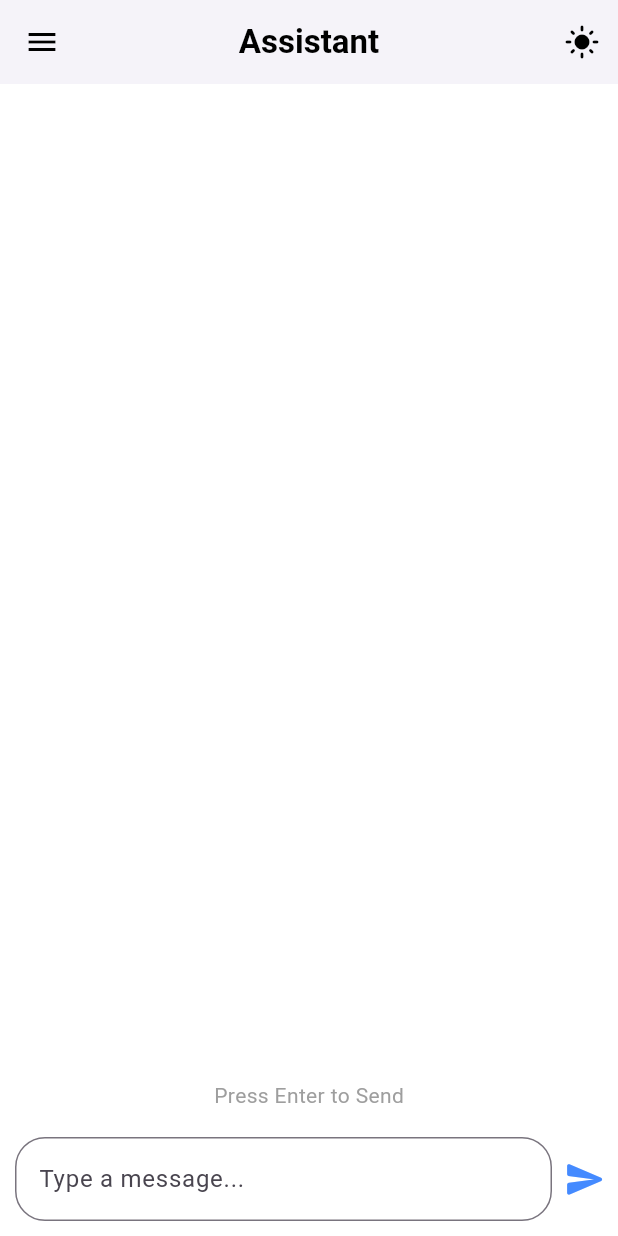
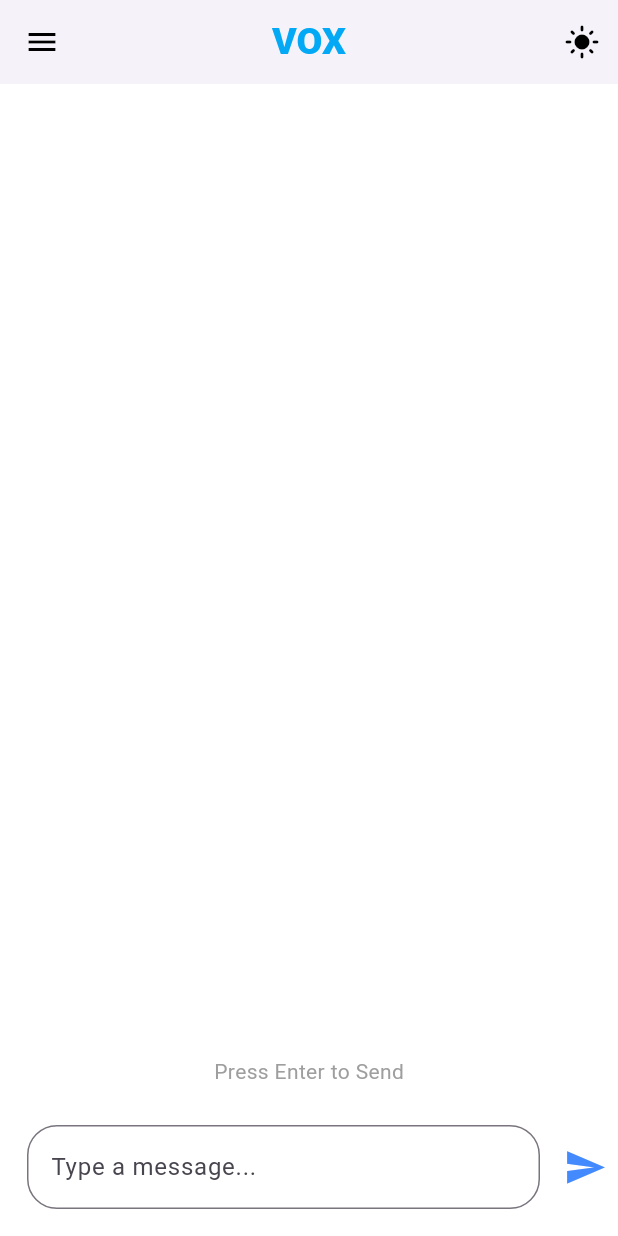
Before and after one commit to harmankaler-coder/Chat-App, a Flutter app: the screen it shows after launch, on a phone screen of 412 x 824 dp. Run offline on Flutter 3.47's test engine with Material 3 defaults, Android fonts, the phone set to English and light mode, and no system bars; our stand-ins replace speech_to_text.

Commit message:
added ui elements and more improvements

```diff
--- a/frontend/lib/backend_services.dart
+++ b/frontend/lib/backend_service.dart
@@ -3,7 +3,7 @@ import 'package:http/http.dart' as http;
 class BackendService {
   static Future<String> sendCommand(String command) async {
     final response = await http.post(
-      Uri.parse("http://localhost:5000/process"),
+      Uri.parse("http://localhost:5000/process"), // Update with actual backend URL
       body: {"command": command},
     );
 
--- a/frontend/lib/main.dart
+++ b/frontend/lib/main.dart
@@ -1,48 +1,23 @@
-import 'package:assist/screens/home_screen.dart';
 import 'package:flutter/material.dart';
-import 'package:window_manager/window_manager.dart';
-import 'package:screen_retriever/screen_retriever.dart';
+import 'screens/home_screen.dart';
 
-void main() async {
-  WidgetsFlutterBinding.ensureInitialized();
-  await windowManager.ensureInitialized();
-
-  windowManager.waitUntilReadyToShow().then((_) async {
-    final screenSize = await getScreenSize();
-    const windowSize = Size(380, 720);
-
-    final position = Offset(
-      screenSize.width - windowSize.width,
-      screenSize.height - windowSize.height,
-    );
-
-    await windowManager.setSize(windowSize);
-    await windowManager.setPosition(position);
-    await windowManager.setAlwaysOnTop(true);
-    await windowManager.show();
-  });
-
+void main() {
   runApp(const MyApp());
-}
-
-Future<Size> getScreenSize() async {
-  final screen = await screenRetriever.getPrimaryDisplay();
-  return Size(screen.size.width.toDouble(), screen.size.height.toDouble());
 }
 
 class MyApp extends StatefulWidget {
   const MyApp({super.key});
 
   @override
-  State<MyApp> createState() => _MyAppState();
+  _MyAppState createState() => _MyAppState();
 }
 
 class _MyAppState extends State<MyApp> {
-  bool isDarkMode = false;
+  bool _isDarkMode = false;
 
-  void toggleTheme() {
+  void _toggleTheme() {
     setState(() {
-      isDarkMode = !isDarkMode;
+      _isDarkMode = !_isDarkMode;
     });
   }
 
@@ -50,10 +25,20 @@
   Widget build(BuildContext context) {
     return MaterialApp(
       debugShowCheckedModeBanner: false,
-      theme: isDarkMode ? ThemeData.dark() : ThemeData.light(),
+      themeMode: _isDarkMode ? ThemeMode.dark : ThemeMode.light,
+      theme: ThemeData(
+        brightness: Brightness.light,
+        primarySwatch: Colors.blue,
+        scaffoldBackgroundColor: Colors.white,
+      ),
+      darkTheme: ThemeData(
+        brightness: Brightness.dark,
+        primarySwatch: Colors.blue,
+        scaffoldBackgroundColor: Colors.black,
+      ),
       home: HomeScreen(
-        isDarkMode: isDarkMode,
-        toggleTheme: toggleTheme,
+        toggleTheme: _toggleTheme,
+        isDarkMode: _isDarkMode,
       ),
     );
   }
--- a/frontend/lib/screens/home_screen.dart
+++ b/frontend/lib/screens/home_screen.dart
@@ -28,9 +28,13 @@ class _HomeScreenState extends State<HomeScreen> with TickerProviderStateMixin {
     _animationController = AnimationController(
       duration: const Duration(seconds: 1),
       vsync: this,
-      lowerBound: 0.0,
-      upperBound: 1.0,
     )..repeat(reverse: true);
+
+    _scaleAnimation = _animationController.drive(
+      Tween<double>(begin: 0.9, end: 1.0).chain(
+        CurveTween(curve: Curves.easeInOut),
+      ),
+    );
 
     _scaleAnimation = CurvedAnimation(
       parent: _animationController,
@@ -45,10 +49,16 @@ class _HomeScreenState extends State<HomeScreen> with TickerProviderStateMixin {
   }
 
   void startListeningAnimation() {
-    setState(() => _isListening = true);
+    setState(() {
+      _isListening = true;
+    });
     _animationController.forward();
+
+    // Stop listening animation after a few seconds
     Timer(const Duration(seconds: 3), () {
-      setState(() => _isListening = false);
+      setState(() {
+        _isListening = false;
+      });
       _animationController.reset();
     });
   }
@@ -61,43 +71,55 @@ class _HomeScreenState extends State<HomeScreen> with TickerProviderStateMixin {
     }
   }
 
+  void _sendMessage(String message) {
+    if (message.isEmpty) return;
+
+    setState(() {
+      chatProvider.addMessage("User: $message");
+    });
+
+    startListeningAnimation();
+
+    // Simulating AI response
+    Future.delayed(const Duration(seconds: 1), () {
+      setState(() {
+        chatProvider.addMessage("Assistant: I received your message!");
+      });
+    });
+  }
+
   @override
   Widget build(BuildContext context) {
     return Scaffold(
-      drawer: Drawer(
+      drawer: Padding(
+        padding: const EdgeInsets.all(8.0),
+        child: Drawer(
           child: Column(
             children: [
+              // Gradient Drawer Header
               Container(
                 width: double.infinity,
                 padding: const EdgeInsets.all(20),
                 decoration: const BoxDecoration(
                   gradient: LinearGradient(
-                  colors: [Colors.blue, Colors.pink],
+                    colors: [Colors.blue, Colors.blueAccent], // Same as chat bubbles
                     begin: Alignment.topLeft,
                     end: Alignment.bottomRight,
                   ),
                 ),
                 child: const Center(
                   child: Text(
-                  "Settings",
+                    "VOX",
                     style: TextStyle(fontSize: 24, color: Colors.white, fontWeight: FontWeight.bold),
                   ),
                 ),
               ),
-            ListTile(
-              leading: const Icon(Icons.language),
-              title: const Text("Select Language"),
-              trailing: DropdownButton<String>(
-                value: _selectedLanguage,
-                items: ["English", "Punjabi", "French", "German", "Hindi"]
-                    .map((lang) => DropdownMenuItem(value: lang, child: Text(lang)))
-                    .toList(),
-                onChanged: _changeLanguage,
-              ),
-            ),
               const Divider(),
               ListTile(
-              leading: Icon(widget.isDarkMode ? Icons.dark_mode : Icons.light_mode),
+                leading: Padding(
+                  padding: const EdgeInsets.all(8.0),
+                  child: Icon(widget.isDarkMode ? Icons.dark_mode : Icons.light_mode),
+                ),
                 title: const Text("Toggle Theme"),
                 onTap: widget.toggleTheme,
               ),
@@ -109,10 +131,10 @@ class _HomeScreenState extends State<HomeScreen> with TickerProviderStateMixin {
                   showDialog(
                     context: context,
                     builder: (context) => AlertDialog(
-                    title: const Text("About AI Assistant"),
-                    content: const Text("This is an AI-powered chatbot application."),
+                      title: const Text("VOX",style: TextStyle(fontStyle: FontStyle.italic,fontWeight: FontWeight.bold),),
+                      content: const Text("This is an AI-powered Assistant Application."),
                       actions: [
-                      TextButton(onPressed: () => Navigator.pop(context), child: const Text("OK"))
+                        TextButton(onPressed: () => Navigator.pop(context), child: const Text("OK",style: TextStyle(color: Colors.blueAccent),))
                       ],
                     ),
                   );
@@ -121,17 +143,21 @@ class _HomeScreenState extends State<HomeScreen> with TickerProviderStateMixin {
             ],
           ),
         ),
+      ),
       appBar: AppBar(
         title: Text(
-          _isListening ? "Listening..." : "Assistant",
-          style: const TextStyle(fontWeight: FontWeight.bold, fontSize: 22, color: Colors.black),
+          "VOX",
+          style: const TextStyle(fontWeight: FontWeight.w900, fontSize: 25, color: Colors.lightBlue),
         ),
         centerTitle: true,
-        backgroundColor: Colors.white, //
+        backgroundColor: Colors.white,
         elevation: 2,
         leading: Builder(
           builder: (context) => IconButton(
-            icon: const Icon(Icons.menu, color: Colors.black),
+            icon: Padding(
+              padding: const EdgeInsets.all(8.0),
+              child: const Icon(Icons.menu, color: Colors.black),
+            ),
             onPressed: () => Scaffold.of(context).openDrawer(),
           ),
         ),
@@ -141,9 +167,12 @@ class _HomeScreenState extends State<HomeScreen> with TickerProviderStateMixin {
             padding: const EdgeInsets.only(right: 16.0),
             child: ScaleTransition(
               scale: _scaleAnimation,
+              child: Padding(
+                padding: const EdgeInsets.all(8.0),
                 child: const CircleAvatar(
-                backgroundColor: Colors.blue,
+                  backgroundColor: Colors.blue, // Alexa-style pulsing dot
                   radius: 8,
+                ),
               ),
             ),
           )
@@ -158,7 +187,7 @@ class _HomeScreenState extends State<HomeScreen> with TickerProviderStateMixin {
         ],
       ),
       body: Container(
-        color: widget.isDarkMode ? Colors.black : Colors.white, //
+        color: widget.isDarkMode ? Colors.black : Colors.white, // Solid background
         child: Column(
           children: [
             Expanded(
@@ -175,12 +204,7 @@ class _HomeScreenState extends State<HomeScreen> with TickerProviderStateMixin {
               ),
             ),
             InputBar(
-              onSend: (message) {
-                setState(() {
-                  chatProvider.addMessage("User: $message");
-                  startListeningAnimation();
-                });
-              },
+              onSend: (message) => _sendMessage(message),
             ),
           ],
         ),
--- a/frontend/lib/widgets/input_bar.dart
+++ b/frontend/lib/widgets/input_bar.dart
@@ -27,6 +27,8 @@ class _InputBarState extends State<InputBar> {
       child: Row(
         children: [
           Expanded(
+            child: Padding(
+              padding: const EdgeInsets.all(8.0),
               child: TextField(
                 controller: _controller,
                 decoration: InputDecoration(
@@ -37,13 +39,14 @@ class _InputBarState extends State<InputBar> {
                 onSubmitted: (_) => _sendMessage(),
               ),
             ),
+          ),
           const SizedBox(width: 10),
           GestureDetector(
             onTap: _sendMessage,
             child: AnimatedScale(
               scale: 1.2,
               duration: const Duration(milliseconds: 200),
-              child: const Icon(Icons.send_rounded, color: Colors.blueAccent),
+              child: const Icon(Icons.send, color: Colors.blueAccent),
             ),
           ),
         ],
--- a/frontend/pubspec.yaml
+++ b/frontend/pubspec.yaml
@@ -37,6 +37,7 @@ dependencies:
   http: ^0.13.5
   window_manager: ^0.3.7
   screen_retriever: ^0.1.9
+  speech_to_text: ^7.0.0
 
 dev_dependencies:
   flutter_test:
```
Also changed, not shown: frontend/lib/services/speech_service.dart (added, +27 -0 lines), frontend/lib/widgets/chat_list.dart (+19 -8 lines), frontend/pubspec.lock, 1 other file. Lines whose indentation alone changed are shown as unchanged.
